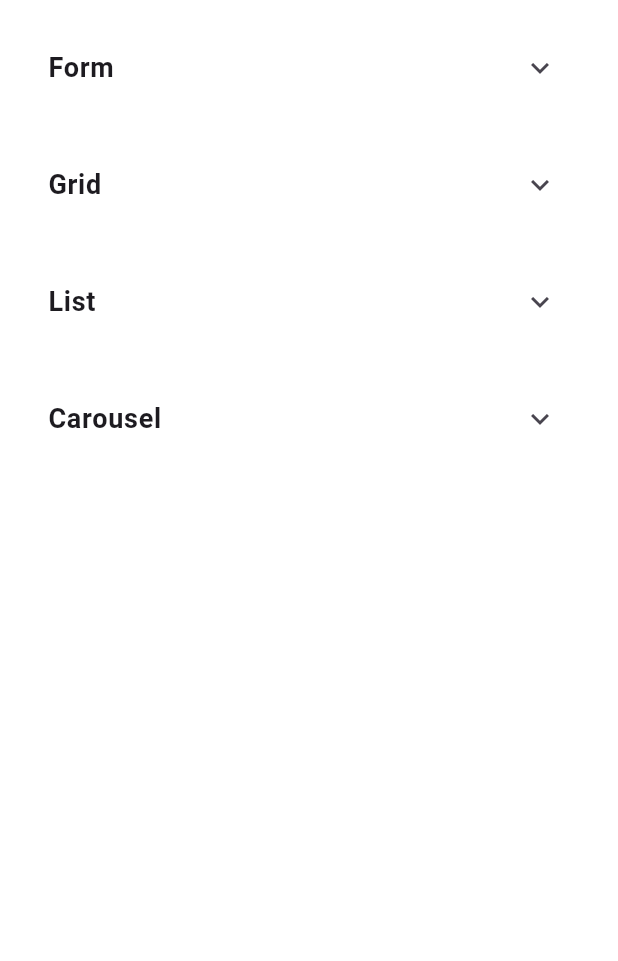
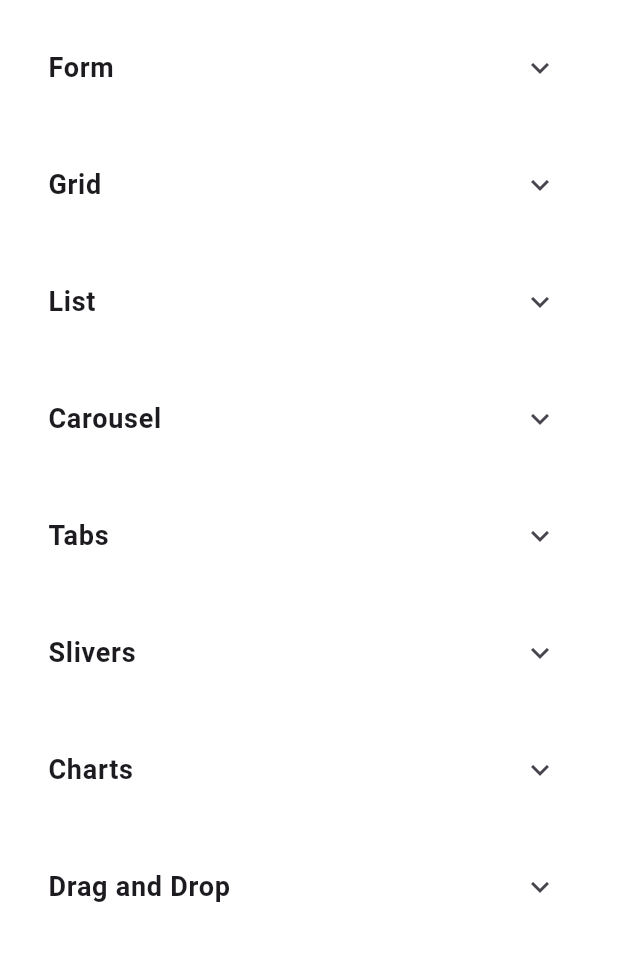
Before and after one commit to mmh-masud-03/flutter_essentials, a Flutter app: the ExamplesScreen screen opened by its route, on a phone screen of 412 x 824 dp, the part 84-1045 px from its top. Run offline on Flutter 3.47's test engine with Material 3 defaults, Android fonts, the phone set to English and light mode, and no system bars; our stand-ins replace carousel_slider, fl_chart, flutter_highlight, flutter_riverpod; missing offline and left inert: dart_style.

Commit message:
slivers, chart and drag-drop added

```diff
--- a/lib/screens/examples_screen.dart
+++ b/lib/screens/examples_screen.dart
@@ -13,6 +13,14 @@ class ExamplesScreen extends StatelessWidget {
       _buildListSection(context),
       const SizedBox(height: 20),
       _buildCarouselSection(context),
+      const SizedBox(height: 20),
+      _buildTabsSection(context),
+      const SizedBox(height: 20),
+      _buildSliversSection(context),
+      const SizedBox(height: 20),
+      _buildChartsSection(context),
+      const SizedBox(height: 20),
+      _buildDragAndDropSection(context),
 
     ];
   }
@@ -92,6 +100,79 @@ Widget _buildFormeSection(BuildContext context) {
       codeUrl: ' '
     );
   }
+  Widget _buildTabsSection(BuildContext context) {
+    return ExpandableSection.buildExpandableSection(
+      context,
+      title: 'Tabs',
+      widget: ElevatedButton(
+        style: ElevatedButton.styleFrom(
+          foregroundColor: Colors.white,
+          backgroundColor: Colors.blue,
+        ),
+        onPressed: () {
+          Navigator.of(context).pushNamed('/tabs-screen');
+        },
+        child: const Text('Open Tabs'),
+      ),
+      description: 'Implement tab navigation with TabBar and TabBarView.',
+      codeUrl: '',
+    );
+  }
+  Widget _buildSliversSection(BuildContext context) {
+    return ExpandableSection.buildExpandableSection(
+      context,
+      title: 'Slivers',
+      widget: ElevatedButton(
+        style: ElevatedButton.styleFrom(
+          foregroundColor: Colors.white,
+          backgroundColor: Colors.blue,
+        ),
+        onPressed: () {
+          Navigator.of(context).pushNamed('/slivers-screen');
+        },
+        child: const Text('Open Slivers'),
+      ),
+      description: 'Learn about SliverAppBar, SliverList, and SliverGrid.',
+      codeUrl: '',
+    );
+  }
+  Widget _buildChartsSection(BuildContext context) {
+    return ExpandableSection.buildExpandableSection(
+      context,
+      title: 'Charts',
+      widget: ElevatedButton(
+        style: ElevatedButton.styleFrom(
+          foregroundColor: Colors.white,
+          backgroundColor: Colors.blue,
+        ),
+        onPressed: () {
+          Navigator.of(context).pushNamed('/charts-screen');
+        },
+        child: const Text('Open Charts'),
+      ),
+      description: 'Visualize data using bar, line, and pie charts.',
+      codeUrl: '',
+    );
+  }
+  Widget _buildDragAndDropSection(BuildContext context) {
+    return ExpandableSection.buildExpandableSection(
+      context,
+      title: 'Drag and Drop',
+      widget: ElevatedButton(
+        style: ElevatedButton.styleFrom(
+          foregroundColor: Colors.white,
+          backgroundColor: Colors.blue,
+        ),
+        onPressed: () {
+          Navigator.of(context).pushNamed('/drag-and-drop-screen');
+        },
+        child: const Text('Open Drag & Drop'),
+      ),
+      description: 'Explore drag-and-drop functionality in Flutter.',
+      codeUrl: '',
+    );
+  }
+
 
   @override
   Widget build(BuildContext context) {
--- a/pubspec.yaml
+++ b/pubspec.yaml
@@ -39,8 +39,8 @@ dependencies:
   dart_style: ^3.0.1
   http: ^1.2.2
   flutter_riverpod: ^2.6.1
-  smooth_page_indicator: ^1.1.0
   carousel_slider: ^5.0.0
+  fl_chart: ^0.70.0
 dev_dependencies:
   flutter_test:
     sdk: flutter
```
Also changed, not shown: lib/features/examples/charts.dart (added, +28 -0 lines), lib/features/examples/drag_and_drop.dart (added, +29 -0 lines), lib/features/examples/silvers.dart (added, +31 -0 lines), lib/features/examples/tabs.dart (added, +31 -0 lines), pubspec.lock.
